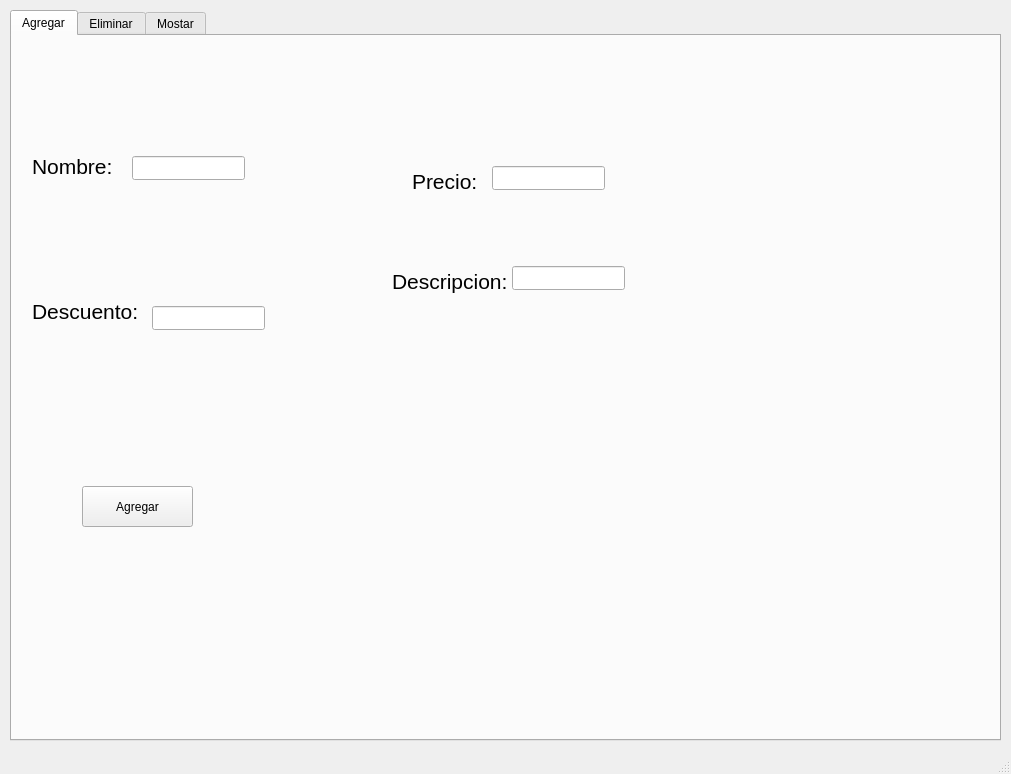
This is cframe.ui in harlenlopez10/Laboratorio3_Harlen_Lopez_22311161 as Qt 5 draws it before an edit. The edited form follows.
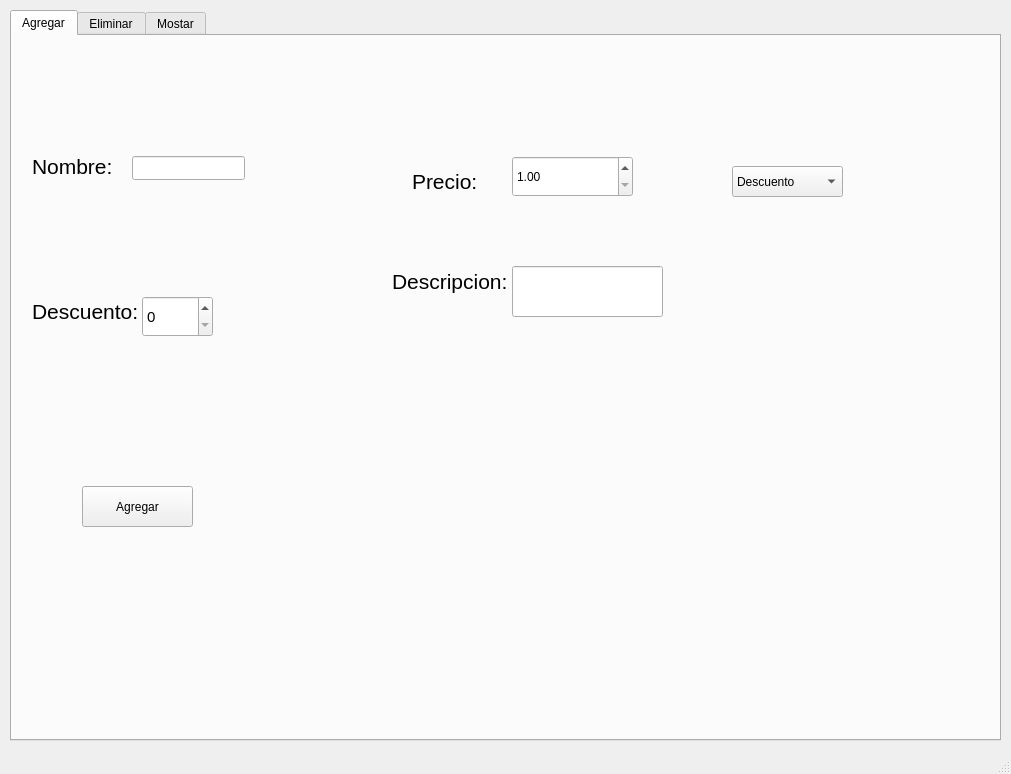
This is the edited form. The open tabs and pages were chosen to show the change.

Diff of the .ui file:
```diff
--- a/cframe.ui
+++ b/cframe.ui
@@ -112,33 +112,13 @@
        </rect>
       </property>
      </widget>
-     <widget class="QLineEdit" name="descProducto">
-      <property name="geometry">
-       <rect>
-        <x>140</x>
-        <y>270</y>
-        <width>113</width>
-        <height>24</height>
-       </rect>
-      </property>
-     </widget>
-     <widget class="QLineEdit" name="precioProducto">
-      <property name="geometry">
-       <rect>
-        <x>480</x>
-        <y>130</y>
-        <width>113</width>
-        <height>24</height>
-       </rect>
-      </property>
-     </widget>
      <widget class="QLineEdit" name="descripcion">
       <property name="geometry">
        <rect>
         <x>500</x>
         <y>230</y>
-        <width>113</width>
-        <height>24</height>
+        <width>151</width>
+        <height>51</height>
        </rect>
       </property>
      </widget>
@@ -155,6 +135,63 @@
        <string>Agregar</string>
       </property>
      </widget>
+     <widget class="QSpinBox" name="SB_DESCUENTO">
+      <property name="geometry">
+       <rect>
+        <x>130</x>
+        <y>260</y>
+        <width>71</width>
+        <height>41</height>
+       </rect>
+      </property>
+      <property name="font">
+       <font>
+        <pointsize>11</pointsize>
+       </font>
+      </property>
+      <property name="minimum">
+       <number>0</number>
+      </property>
+      <property name="maximum">
+       <number>100</number>
+      </property>
+     </widget>
+     <widget class="QComboBox" name="CB_DESCUENTO">
+      <property name="geometry">
+       <rect>
+        <x>720</x>
+        <y>130</y>
+        <width>111</width>
+        <height>31</height>
+       </rect>
+      </property>
+      <item>
+       <property name="text">
+        <string>Descuento</string>
+       </property>
+      </item>
+      <item>
+       <property name="text">
+        <string>Normal</string>
+       </property>
+      </item>
+     </widget>
+     <widget class="QDoubleSpinBox" name="DSB_PRECIO">
+      <property name="geometry">
+       <rect>
+        <x>500</x>
+        <y>120</y>
+        <width>121</width>
+        <height>41</height>
+       </rect>
+      </property>
+      <property name="minimum">
+       <double>1.000000000000000</double>
+      </property>
+      <property name="maximum">
+       <double>100000.990000000005239</double>
+      </property>
+     </widget>
     </widget>
     <widget class="QWidget" name="tab_2">
      <attribute name="title">
```
Left out of the diff: 25 changed lines with no effect on the pictures.
